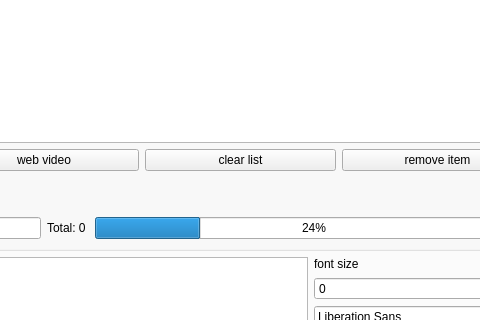
This is GUI/src/mainwindow.ui in TianZerL/Anime4KCPP as Qt 5 draws it before an edit; both pictures show x 477 to 957 and y 238 to 558 of the 1042 by 735 pixel window. The edited form follows.
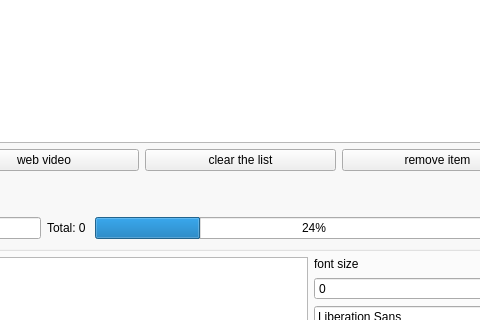
This is the edited form.

Diff of the .ui file:
```diff
--- a/GUI/src/mainwindow.ui
+++ b/GUI/src/mainwindow.ui
@@ -67,7 +67,7 @@
              <item>
               <widget class="QPushButton" name="pushButtonClear">
                <property name="text">
-                <string>clear list</string>
+                <string>clear the list</string>
                </property>
               </widget>
              </item>
```
